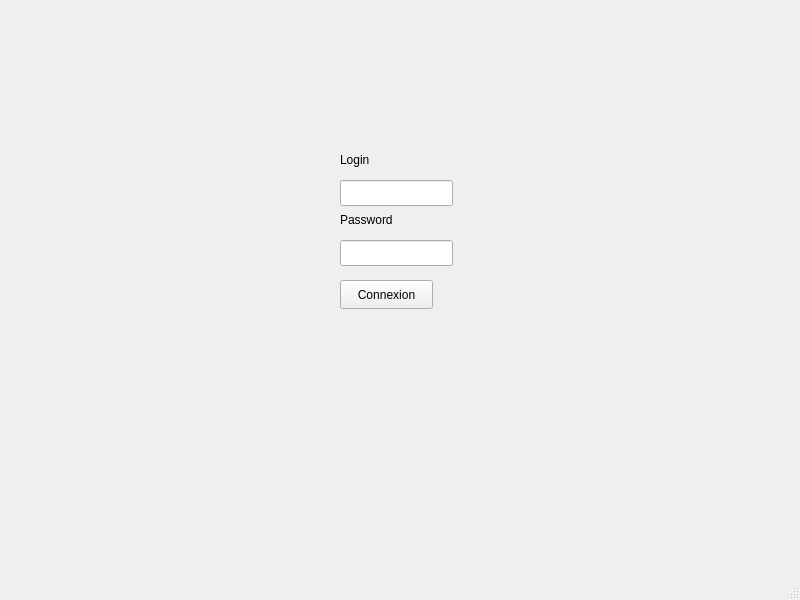
The window that LoginPage.ui (Zorehi/TP_Qt_1) describes before a commit, drawn with Qt 5.
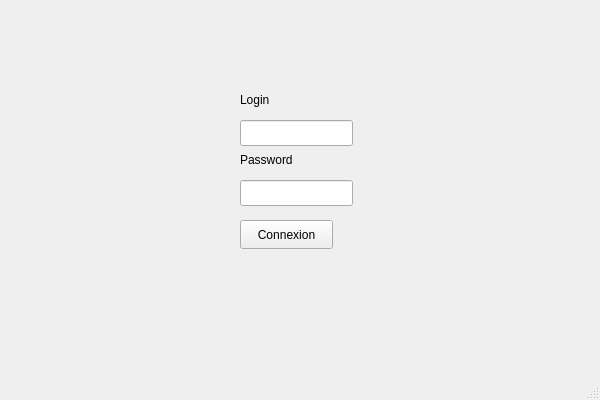
The same window after the commit.

```diff
--- a/LoginPage.ui
+++ b/LoginPage.ui
@@ -6,8 +6,8 @@
    <rect>
     <x>0</x>
     <y>0</y>
-    <width>800</width>
-    <height>600</height>
+    <width>600</width>
+    <height>400</height>
    </rect>
   </property>
   <property name="windowTitle">
@@ -17,8 +17,8 @@
    <widget class="QPushButton" name="pushButton">
     <property name="geometry">
      <rect>
-      <x>340</x>
-      <y>280</y>
+      <x>240</x>
+      <y>220</y>
       <width>93</width>
       <height>29</height>
      </rect>
@@ -30,8 +30,8 @@
    <widget class="QLabel" name="label">
     <property name="geometry">
      <rect>
-      <x>340</x>
-      <y>150</y>
+      <x>240</x>
+      <y>90</y>
       <width>63</width>
       <height>20</height>
      </rect>
@@ -43,8 +43,8 @@
    <widget class="QLabel" name="label_2">
     <property name="geometry">
      <rect>
-      <x>340</x>
-      <y>210</y>
+      <x>240</x>
+      <y>150</y>
       <width>63</width>
       <height>20</height>
      </rect>
@@ -56,8 +56,8 @@
    <widget class="QLineEdit" name="lineEdit">
     <property name="geometry">
      <rect>
-      <x>340</x>
-      <y>180</y>
+      <x>240</x>
+      <y>120</y>
       <width>113</width>
       <height>26</height>
      </rect>
@@ -66,8 +66,8 @@
    <widget class="QLineEdit" name="lineEdit_2">
     <property name="geometry">
      <rect>
-      <x>340</x>
-      <y>240</y>
+      <x>240</x>
+      <y>180</y>
       <width>113</width>
       <height>26</height>
      </rect>
```
Left out of the diff: 4 changed lines with no effect on the pictures.
